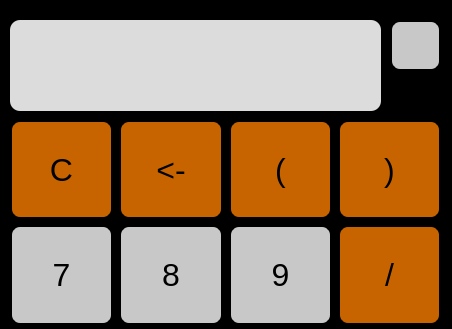
Qt form design/maintheme.ui (Darki009/KPO_Calculator) before a commit; both pictures show x 0 to 452 and y 0 to 329 of the 452 by 651 pixel window.
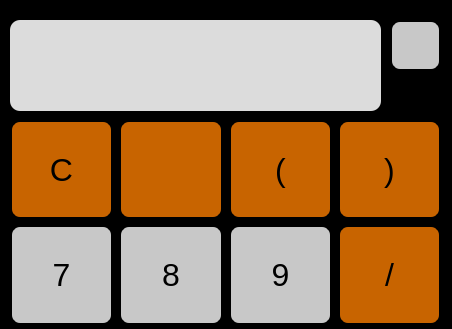
The same form after that commit. Icons and pictures are not drawn.

```diff
--- a/design/maintheme.ui
+++ b/design/maintheme.ui
@@ -592,7 +592,7 @@
 }</string>
       </property>
       <property name="text">
-       <string>&lt;-</string>
+       <string/>
       </property>
       <property name="iconSize">
        <size>
```
Left out of the diff: 4 changed lines with no effect on the pictures.
